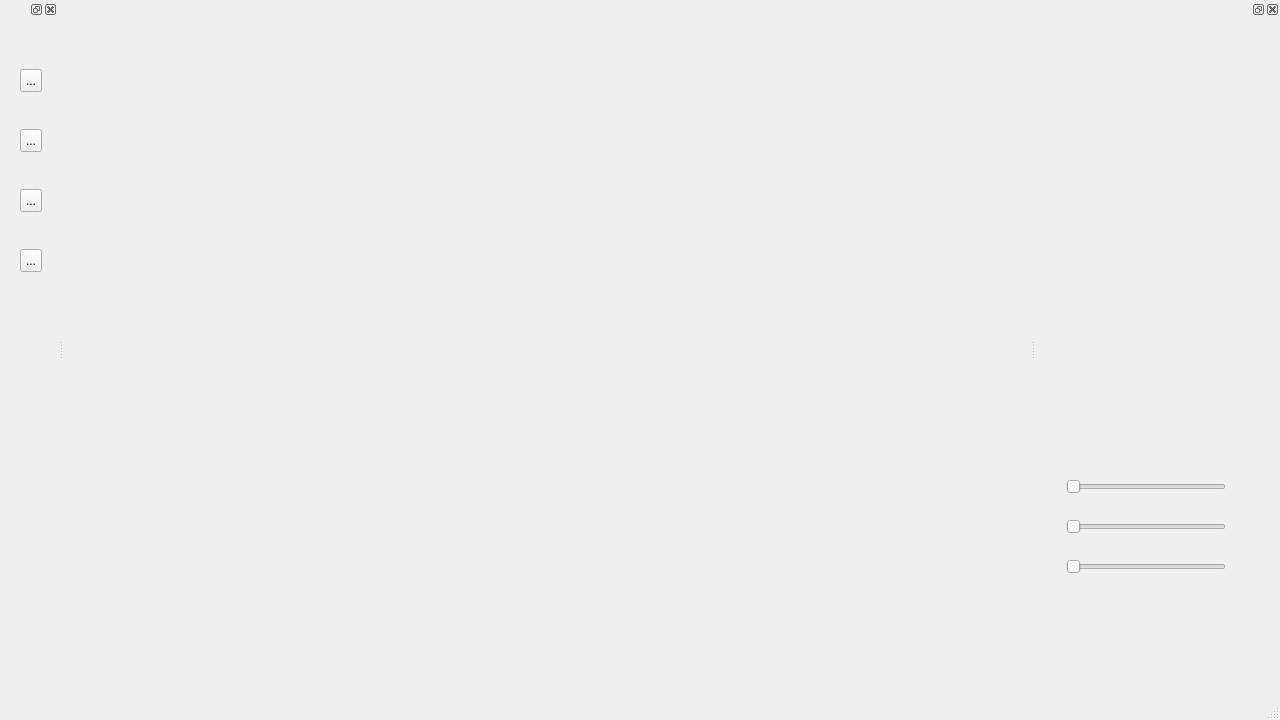
Qt form mainwindow.ui (University-of-Utah-CS3505/a8-sprite-editor-f23-ahuo2003) before a commit.
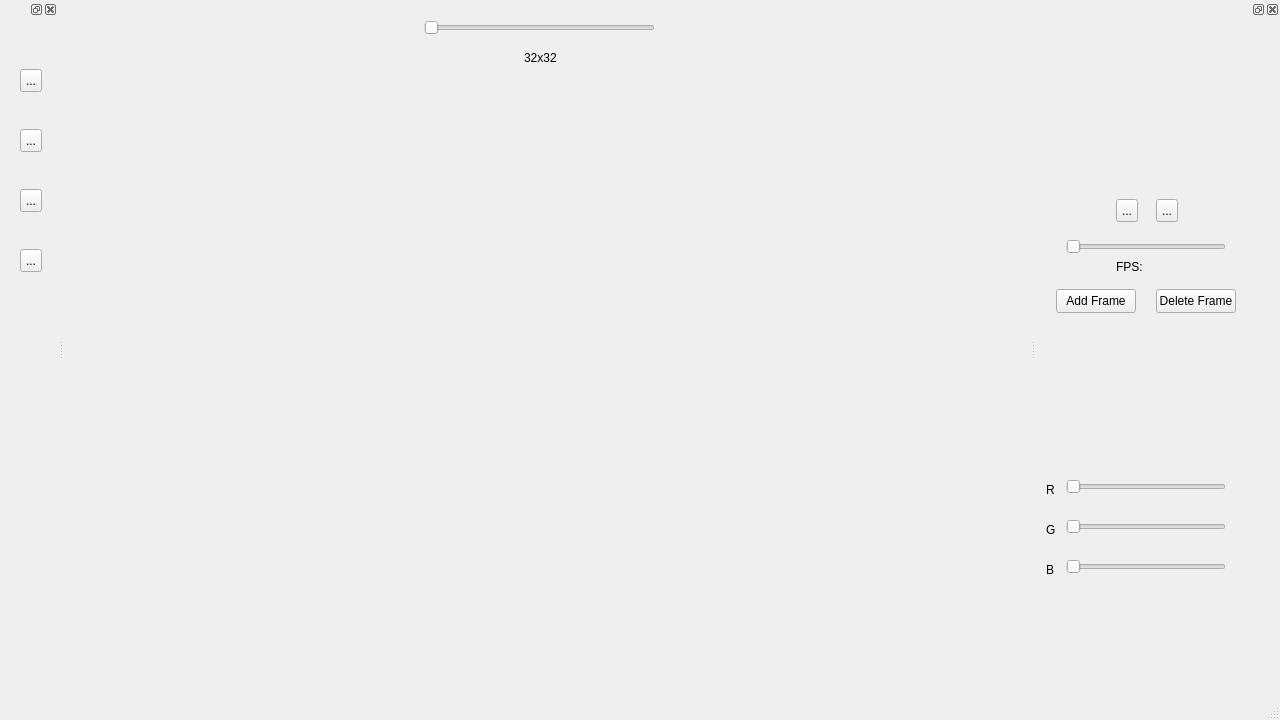
The same form after that commit.

Commit message: Added additional buttons for animation preview, FPS slider, and resize feature.

```diff
--- a/mainwindow.ui
+++ b/mainwindow.ui
@@ -30,6 +30,32 @@
      <string/>
     </property>
    </widget>
+   <widget class="QSlider" name="resizeSlider">
+    <property name="geometry">
+     <rect>
+      <x>360</x>
+      <y>20</y>
+      <width>231</width>
+      <height>16</height>
+     </rect>
+    </property>
+    <property name="orientation">
+     <enum>Qt::Horizontal</enum>
+    </property>
+   </widget>
+   <widget class="QLabel" name="resizeSliderLabel">
+    <property name="geometry">
+     <rect>
+      <x>460</x>
+      <y>50</y>
+      <width>49</width>
+      <height>16</height>
+     </rect>
+    </property>
+    <property name="text">
+     <string>32x32</string>
+    </property>
+   </widget>
   </widget>
   <widget class="QMenuBar" name="menubar">
    <property name="geometry">
@@ -182,6 +208,136 @@
       <string/>
      </property>
     </widget>
+    <widget class="QLabel" name="animationPreview">
+     <property name="geometry">
+      <rect>
+       <x>30</x>
+       <y>30</y>
+       <width>161</width>
+       <height>131</height>
+      </rect>
+     </property>
+     <property name="text">
+      <string/>
+     </property>
+    </widget>
+    <widget class="QPushButton" name="addFrameButton">
+     <property name="geometry">
+      <rect>
+       <x>20</x>
+       <y>270</y>
+       <width>80</width>
+       <height>24</height>
+      </rect>
+     </property>
+     <property name="text">
+      <string>Add Frame</string>
+     </property>
+    </widget>
+    <widget class="QPushButton" name="deleteFrameButton">
+     <property name="geometry">
+      <rect>
+       <x>120</x>
+       <y>270</y>
+       <width>80</width>
+       <height>24</height>
+      </rect>
+     </property>
+     <property name="text">
+      <string>Delete Frame</string>
+     </property>
+    </widget>
+    <widget class="QSlider" name="fpsSlider">
+     <property name="geometry">
+      <rect>
+       <x>30</x>
+       <y>220</y>
+       <width>160</width>
+       <height>16</height>
+      </rect>
+     </property>
+     <property name="orientation">
+      <enum>Qt::Horizontal</enum>
+     </property>
+    </widget>
+    <widget class="QLabel" name="fpsLabel">
+     <property name="geometry">
+      <rect>
+       <x>80</x>
+       <y>240</y>
+       <width>49</width>
+       <height>16</height>
+      </rect>
+     </property>
+     <property name="text">
+      <string>FPS: </string>
+     </property>
+    </widget>
+    <widget class="QLabel" name="redLabel">
+     <property name="geometry">
+      <rect>
+       <x>10</x>
+       <y>460</y>
+       <width>16</width>
+       <height>21</height>
+      </rect>
+     </property>
+     <property name="text">
+      <string>R</string>
+     </property>
+    </widget>
+    <widget class="QLabel" name="greenLabel">
+     <property name="geometry">
+      <rect>
+       <x>10</x>
+       <y>500</y>
+       <width>16</width>
+       <height>21</height>
+      </rect>
+     </property>
+     <property name="text">
+      <string>G</string>
+     </property>
+    </widget>
+    <widget class="QLabel" name="greenLabel_2">
+     <property name="geometry">
+      <rect>
+       <x>10</x>
+       <y>540</y>
+       <width>16</width>
+       <height>21</height>
+      </rect>
+     </property>
+     <property name="text">
+      <string>B</string>
+     </property>
+    </widget>
+    <widget class="QToolButton" name="playButton">
+     <property name="geometry">
+      <rect>
+       <x>80</x>
+       <y>180</y>
+       <width>22</width>
+       <height>23</height>
+      </rect>
+     </property>
+     <property name="text">
+      <string>...</string>
+     </property>
+    </widget>
+    <widget class="QToolButton" name="stopButton">
+     <property name="geometry">
+      <rect>
+       <x>120</x>
+       <y>180</y>
+       <width>22</width>
+       <height>23</height>
+      </rect>
+     </property>
+     <property name="text">
+      <string>...</string>
+     </property>
+    </widget>
    </widget>
   </widget>
  </widget>
```
The commit also changes 2 other files.
